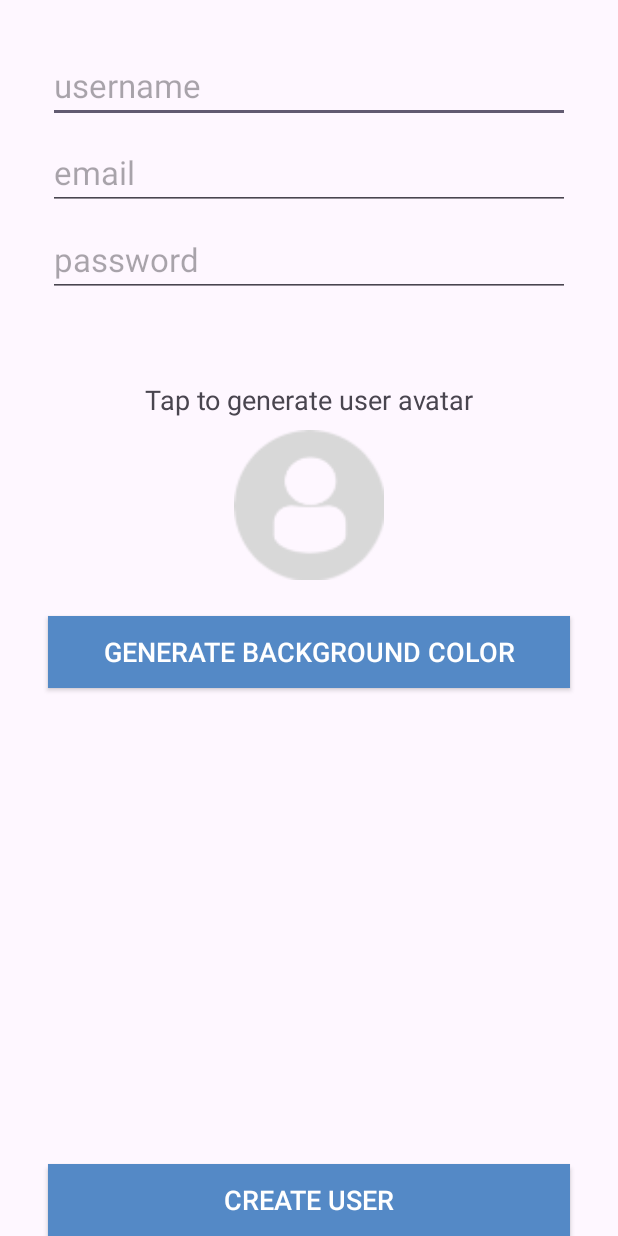
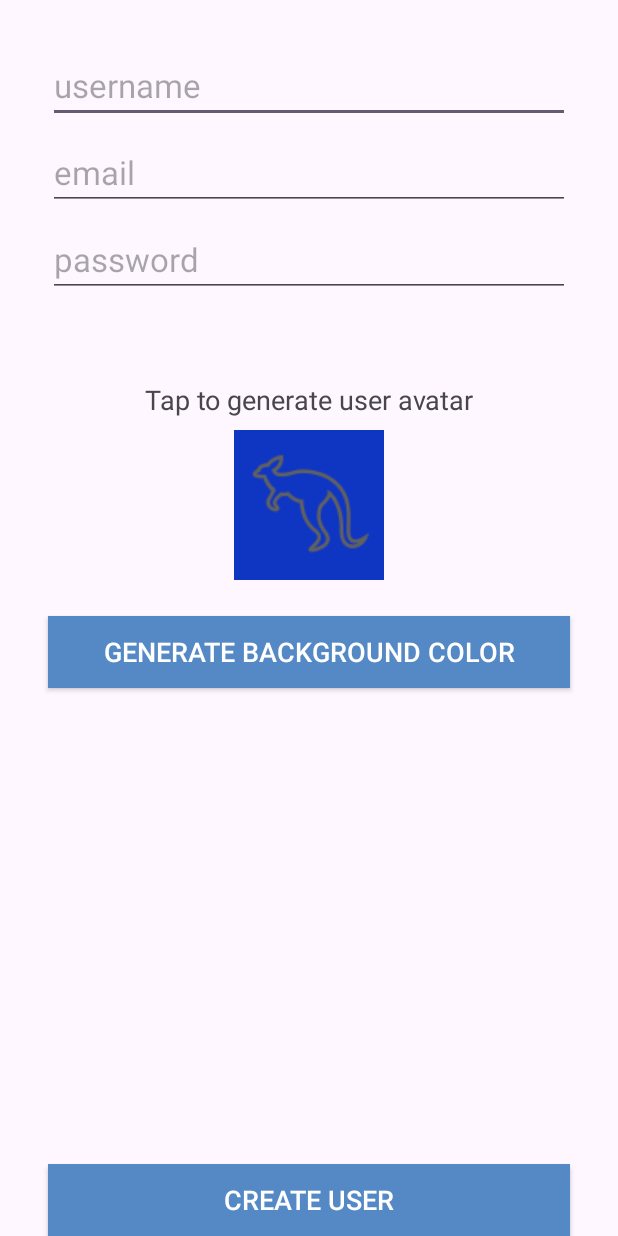
Before and after one commit to yalcinmer/SmackChatApp, an Android app: the CreateUserActivity screen opened directly, with no data from a screen before it, after a tap on "GENERATE BACKGROUND COLOR", on a phone screen of 412 x 824 dp. Run offline under Robolectric (Android 15) with nearby library versions, the phone set to English and light mode, and no system bars; 1 other tap on this screen came first.

Commit message:
generate avatar and background color

```diff
--- a/app/src/main/java/com/phi/smackchatapp/CreateUserActivity.kt
+++ b/app/src/main/java/com/phi/smackchatapp/CreateUserActivity.kt
@@ -1,14 +1,18 @@
 package com.phi.smackchatapp
 
+import android.annotation.SuppressLint
+import android.graphics.Color
 import android.os.Bundle
 import android.view.View
 import androidx.activity.enableEdgeToEdge
 import androidx.appcompat.app.AppCompatActivity
-import androidx.core.view.ViewCompat
-import androidx.core.view.WindowInsetsCompat
 import com.phi.smackchatapp.databinding.ActivityCreateUserBinding
+import kotlin.random.Random
 
 class CreateUserActivity : AppCompatActivity() {
+
+    var userAvatar = "profileDefault"
+    var avatarColor = "[0.5, 0.5, 0.5, 1]"
 
     private lateinit var binding: ActivityCreateUserBinding
 
@@ -17,15 +21,33 @@ class CreateUserActivity : AppCompatActivity() {
         enableEdgeToEdge()
         binding = ActivityCreateUserBinding.inflate(layoutInflater)
         setContentView(binding.root)
-
     }
 
+    @SuppressLint("DiscouragedApi")
     fun generateUserAvatar(view: View) {
+        val random = Random
+        val color = random.nextInt(2)
+        val avatar = random.nextInt(28)
 
+        userAvatar = if(color == 0) { "light$avatar" } else { "dark$avatar" }
+
+        val resourceId = resources.getIdentifier(userAvatar, "drawable", packageName)
+        binding.createAvatarImageView.setImageResource(resourceId)
     }
 
     fun generateColorClicked(view: View) {
 
+        val random = Random
+        val r = random.nextInt(255)
+        val g = random.nextInt(255)
+        val b = random.nextInt(255)
+
+        binding.createAvatarImageView.setBackgroundColor(Color.rgb(r, g, b))
+        val savedR = r.toDouble() / 255
+        val savedG = g.toDouble() / 255
+        val savedB = b.toDouble() / 255
+
+        avatarColor = "[$savedR, $savedG, $savedB, 1]"
     }
 
     fun createUserClicked(view: View) {
--- a/app/src/main/java/com/phi/smackchatapp/LoginActivity.kt
+++ b/app/src/main/java/com/phi/smackchatapp/LoginActivity.kt
@@ -1,5 +1,6 @@
 package com.phi.smackchatapp
 
+import android.content.Intent
 import android.os.Bundle
 import android.view.View
 import androidx.activity.enableEdgeToEdge
@@ -22,6 +23,7 @@ class LoginActivity : AppCompatActivity() {
     }
 
     fun loginCreateUserButtonClicked(view: View) {
-
+        val intent = Intent(this, CreateUserActivity::class.java)
+        startActivity(intent)
     }
 }
```
